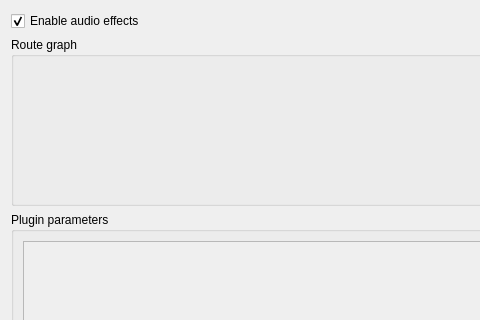
Qt form effects.ui (dridri/tomahawk-plugin-audio-effects) before a commit; both pictures show x 0 to 480 and y 0 to 320 of the 607 by 404 pixel window.
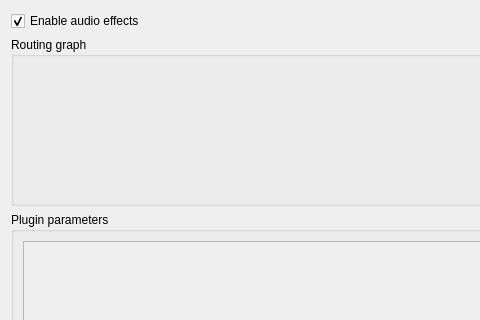
The same form after that commit. Custom widgets are drawn as their Qt base class.

```diff
--- a/effects.ui
+++ b/effects.ui
@@ -33,7 +33,7 @@
       </size>
      </property>
      <property name="title">
-      <string>Route graph</string>
+      <string>Routing graph</string>
      </property>
      <layout class="QGridLayout" name="gridLayout_2">
       <item row="0" column="0">
```
